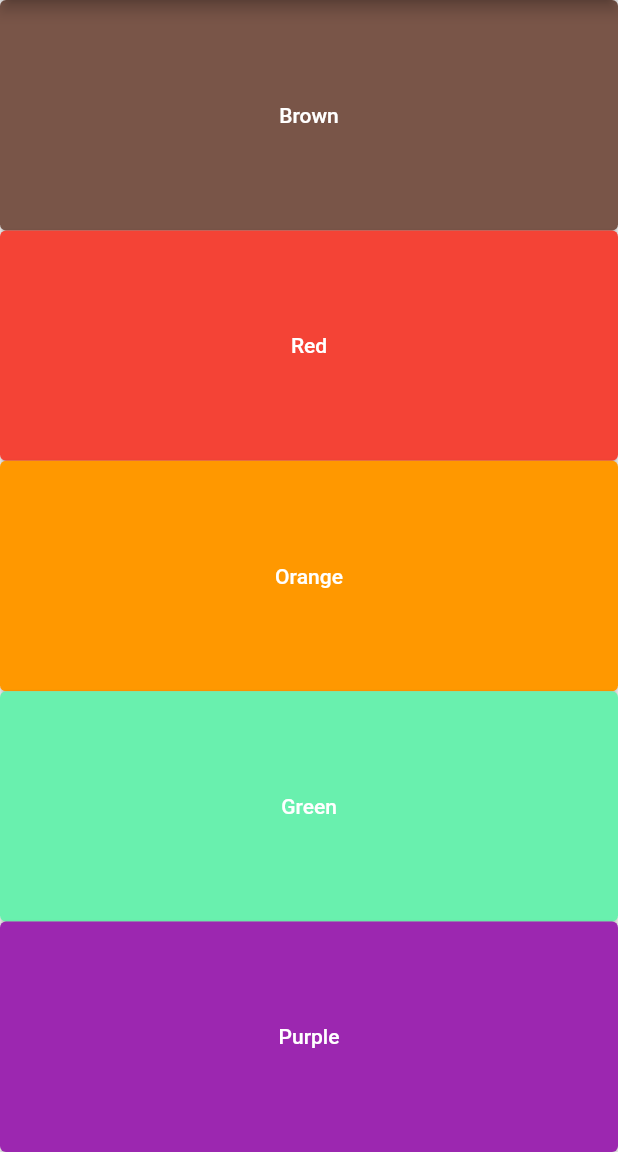
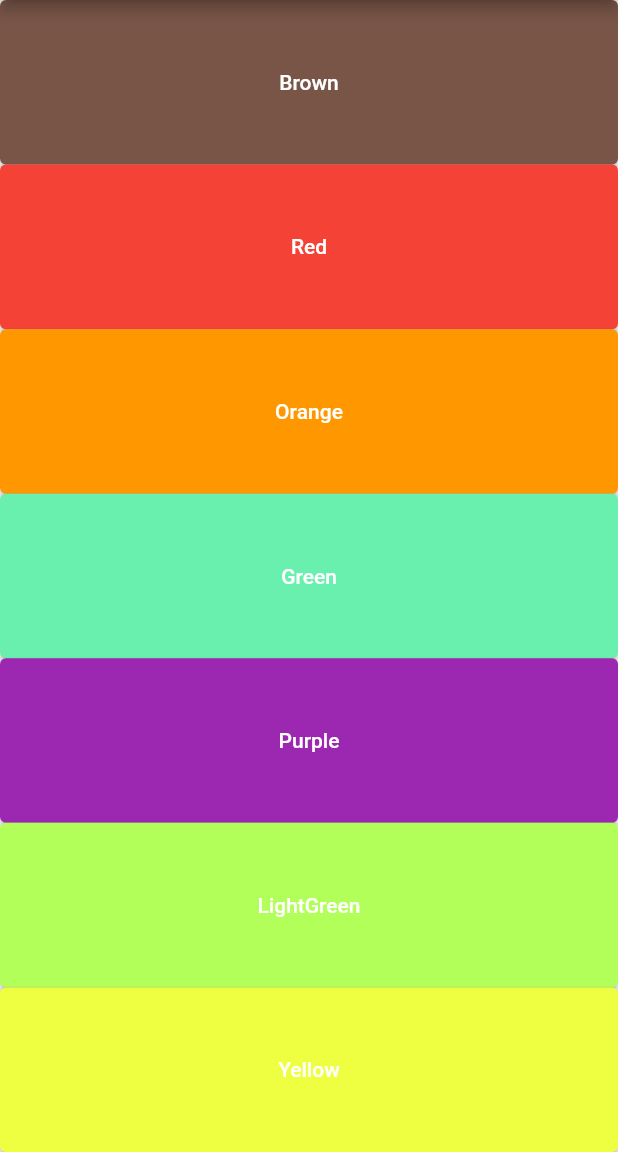
Before and after one commit to naeem92/MobileApplication, a Flutter app: the screen it shows after launch, on a phone screen of 412 x 824 dp, the part 84-1236 px from its top. Run offline on Flutter 3.47's test engine with Material 2 defaults, Android fonts, the phone set to English and light mode, and no system bars; our stand-ins replace assets_audio_player.

Commit message:
Complete XyloPhone_App
Step:1 Add a Sound to complete textButton
Step:2 Complete XyloPhone_App

```diff
--- a/Xylophone/lib/main.dart
+++ b/Xylophone/lib/main.dart
@@ -47,6 +47,8 @@ class MyXylophoneApp extends StatelessWidget {
             Create_Button(3,"","Orange",Colors.orange),
             Create_Button(4,"","Green",Colors.greenAccent),
             Create_Button(5,"","Purple",Colors.purple),
+            Create_Button(6,"","LightGreen",Colors.lightGreenAccent),
+            Create_Button(7,"","Yellow",Colors.limeAccent),
 
           ],),
       ),
```
